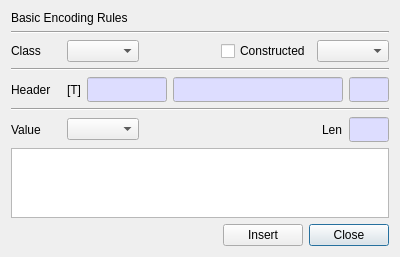
Old version of the form BerEditor/insert_ber_dlg.ui in the repository jykim74/BerEditor.
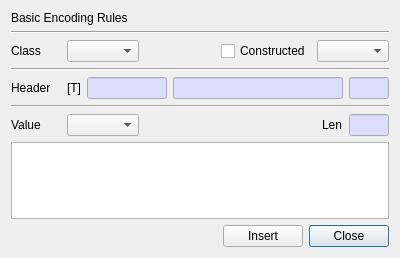
New version of the form.

Patch:
```diff
--- a/BerEditor/insert_ber_dlg.ui
+++ b/BerEditor/insert_ber_dlg.ui
@@ -7,7 +7,7 @@
     <x>0</x>
     <y>0</y>
     <width>400</width>
-    <height>249</height>
+    <height>258</height>
    </rect>
   </property>
   <property name="windowTitle">
@@ -125,11 +125,6 @@
          </disabled>
         </palette>
        </property>
-       <property name="font">
-        <font>
-         <family>굴림체</family>
-        </font>
-       </property>
        <property name="readOnly">
         <bool>true</bool>
        </property>
@@ -174,11 +169,6 @@
          </disabled>
         </palette>
        </property>
-       <property name="font">
-        <font>
-         <family>굴림체</family>
-        </font>
-       </property>
        <property name="readOnly">
         <bool>true</bool>
        </property>
@@ -242,11 +232,6 @@
          </disabled>
         </palette>
        </property>
-       <property name="font">
-        <font>
-         <family>굴림체</family>
-        </font>
-       </property>
        <property name="readOnly">
         <bool>true</bool>
        </property>
@@ -328,11 +313,6 @@
          </disabled>
         </palette>
        </property>
-       <property name="font">
-        <font>
-         <family>굴림체</family>
-        </font>
-       </property>
        <property name="readOnly">
         <bool>true</bool>
        </property>
```
